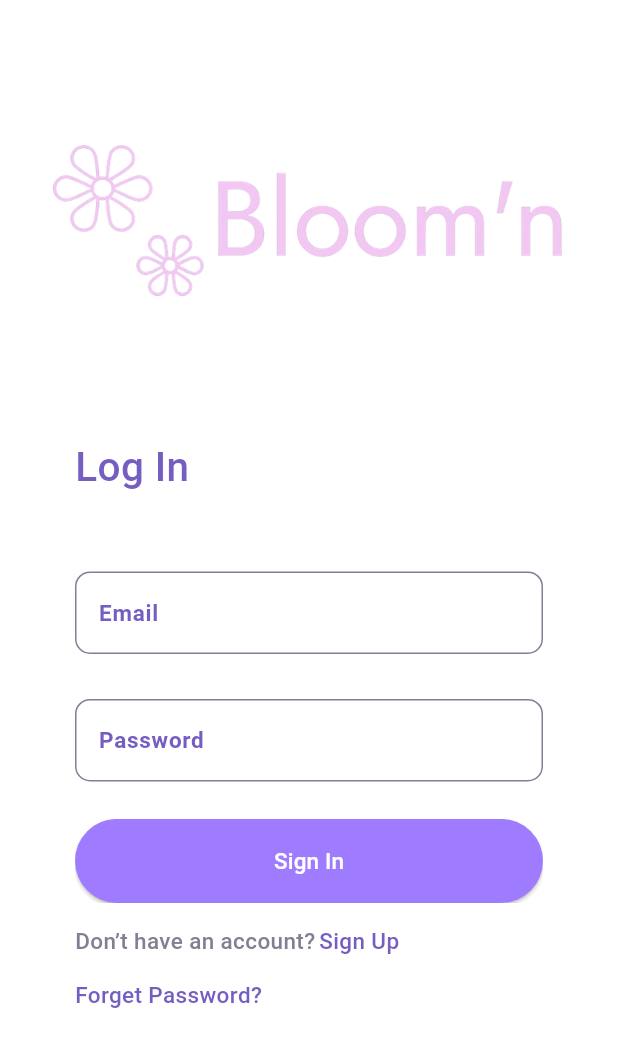
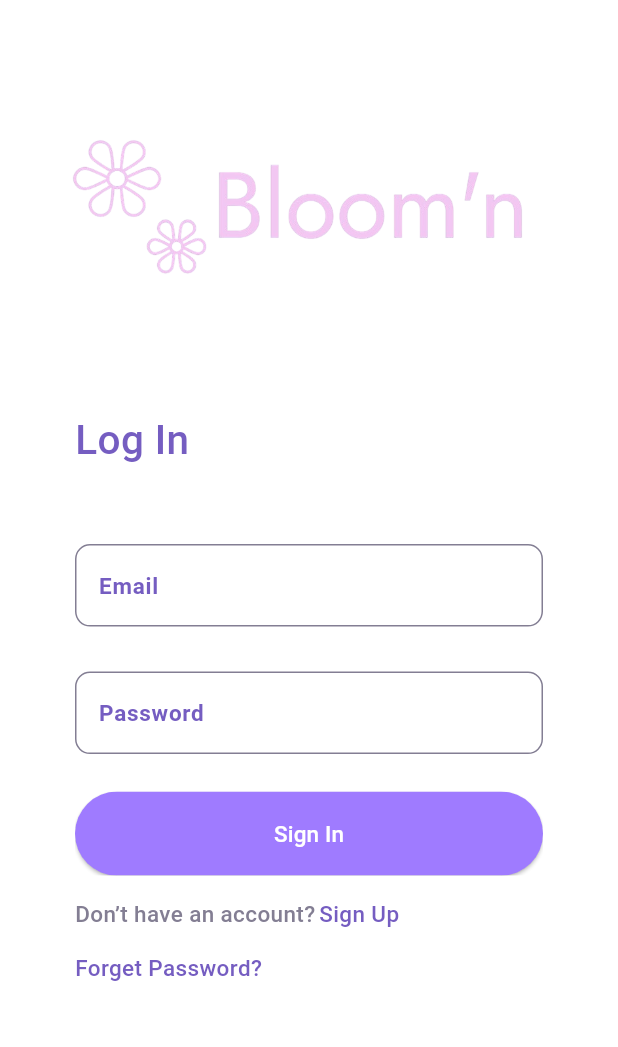
Before and after one commit to samanthalz/bloomin, a Flutter app: the screen it shows after launch, on a phone screen of 412 x 824 dp. Shown: the top 1047 px of the screen. Run offline on Flutter 3.47's test engine with Material 3 defaults, Android fonts, the phone set to English and light mode, and no system bars; our stand-ins replace firebase_core; accounts and stored records are empty; Roboto replaces fonts that are missing (Poppins).

Commit message:
Bloomin logo resize

```diff
--- a/lib/login_page.dart
+++ b/lib/login_page.dart
@@ -23,14 +23,15 @@ class _LoginPageState extends State<LoginPage> {
         crossAxisAlignment: CrossAxisAlignment.start,
         children: [
           Padding(
-            padding: const EdgeInsets.only(left: 15, top: 70, bottom: 50),
-            child: Image.asset(
-              "assets/img/Bloomin_logo.png",
-              width: double.infinity,
-
-              fit: BoxFit.fill,
+            padding: const EdgeInsets.only(top: 70, bottom: 50),
+              child:Center(
+                child: Image.asset(
+                "assets/img/Bloomin_logo.png",
+                width: 350,
+                fit: BoxFit.contain,
+                ),
+              )
             ),
-          ),
           const SizedBox(height: 18),
           Padding(
             padding: const EdgeInsets.symmetric(horizontal: 50),
```
